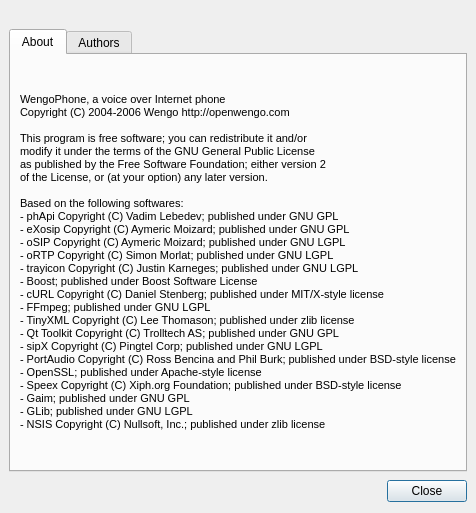
Before: the Qt Designer form wengophone/src/presentation/qt/AboutWindow.ui in tkrotoff/WengoPhone, drawn with Qt 5.
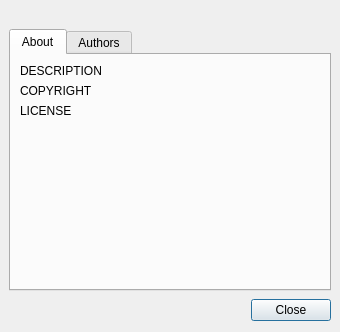
After: the same form once the commit is applied. Icons and pictures are not drawn.

Commit message: Audio conference: crashes 50% of the time WengoPhoneBuildId now contains COPYRIGHT + LICENSE + DESCRIPTION Rework on AboutWindow.ui

Patch:
```diff
--- a/wengophone/src/presentation/qt/AboutWindow.ui
+++ b/wengophone/src/presentation/qt/AboutWindow.ui
@@ -8,8 +8,8 @@
    <rect>
     <x>0</x>
     <y>0</y>
-    <width>464</width>
-    <height>513</height>
+    <width>340</width>
+    <height>332</height>
    </rect>
   </property>
   <property name="windowTitle" >
@@ -35,10 +35,37 @@
        <property name="spacing" >
         <number>6</number>
        </property>
-       <item row="0" column="0" >
+       <item row="3" column="0" >
+        <spacer>
+         <property name="orientation" >
+          <enum>Qt::Vertical</enum>
+         </property>
+         <property name="sizeHint" >
+          <size>
+           <width>20</width>
+           <height>40</height>
+          </size>
+         </property>
+        </spacer>
+       </item>
+       <item row="2" column="0" >
+        <widget class="QLabel" name="licenseLabel" >
+         <property name="text" >
+          <string>LICENSE</string>
+         </property>
+        </widget>
+       </item>
+       <item row="1" column="0" >
         <widget class="QLabel" name="copyrightLabel" >
          <property name="text" >
-          <string>&lt;html>&lt;head>&lt;meta name="qrichtext" content="1" />&lt;/head>&lt;body style=" white-space: pre-wrap; font-family:MS Shell Dlg; font-size:8.25pt; font-weight:400; font-style:normal; text-decoration:none;">&lt;p style=" margin-top:0px; margin-bottom:0px; margin-left:0px; margin-right:0px; -qt-block-indent:0; text-indent:0px; font-size:8pt;">WengoPhone, a&lt;span style=" color:#000000;"> voice over Internet phone&lt;/span>&lt;/p>&lt;p style=" margin-top:0px; margin-bottom:0px; margin-left:0px; margin-right:0px; -qt-block-indent:0; text-indent:0px; font-size:8pt; color:#000000;">Copyright (C) 2004-2006 Wengo http://openwengo.com&lt;/p>&lt;p style="-qt-paragraph-type:empty; margin-top:0px; margin-bottom:0px; margin-left:0px; margin-right:0px; -qt-block-indent:0; text-indent:0px; font-size:8pt; color:#000000;">&lt;/p>&lt;p style=" margin-top:0px; margin-bottom:0px; margin-left:0px; margin-right:0px; -qt-block-indent:0; text-indent:0px; font-size:8pt; color:#000000;">This program is free software; you can redistribute it and/or&lt;/p>&lt;p style=" margin-top:0px; margin-bottom:0px; margin-left:0px; margin-right:0px; -qt-block-indent:0; text-indent:0px; font-size:8pt; color:#000000;">modify it under the terms of the GNU General Public License&lt;/p>&lt;p style=" margin-top:0px; margin-bottom:0px; margin-left:0px; margin-right:0px; -qt-block-indent:0; text-indent:0px; font-size:8pt; color:#000000;">as published by the Free Software Foundation; either version 2&lt;/p>&lt;p style=" margin-top:0px; margin-bottom:0px; margin-left:0px; margin-right:0px; -qt-block-indent:0; text-indent:0px; font-size:8pt; color:#000000;">of the License, or (at your option) any later version.&lt;/p>&lt;p style="-qt-paragraph-type:empty; margin-top:0px; margin-bottom:0px; margin-left:0px; margin-right:0px; -qt-block-indent:0; text-indent:0px; font-size:8pt; color:#000000;">&lt;/p>&lt;p style=" margin-top:0px; margin-bottom:0px; margin-left:0px; margin-right:0px; -qt-block-indent:0; text-indent:0px; font-size:8pt; color:#000000;">Based on the following softwares:&lt;/p>&lt;p style=" margin-top:0px; margin-bottom:0px; margin-left:0px; margin-right:0px; -qt-block-indent:0; text-indent:0px; font-size:8pt;">- phApi Copyright (C) Vadim Lebedev; published under GNU GPL&lt;/p>&lt;p style=" margin-top:0px; margin-bottom:0px; margin-left:0px; margin-right:0px; -qt-block-indent:0; text-indent:0px; font-size:8pt;">- eXosip Copyright (C) Aymeric Moizard; published under GNU GPL&lt;/p>&lt;p style=" margin-top:0px; margin-bottom:0px; margin-left:0px; margin-right:0px; -qt-block-indent:0; text-indent:0px; font-size:8pt;">- oSIP Copyright (C) Aymeric Moizard; published under GNU LGPL&lt;/p>&lt;p style=" margin-top:0px; margin-bottom:0px; margin-left:0px; margin-right:0px; -qt-block-indent:0; text-indent:0px; font-size:8pt;">- oRTP Copyright (C) Simon Morlat; published under GNU LGPL&lt;/p>&lt;p style=" margin-top:0px; margin-bottom:0px; margin-left:0px; margin-right:0px; -qt-block-indent:0; text-indent:0px; font-size:8pt;">- trayicon Copyright (C) Justin Karneges; published under GNU LGPL&lt;/p>&lt;p style=" margin-top:0px; margin-bottom:0px; margin-left:0px; margin-right:0px; -qt-block-indent:0; text-indent:0px; font-size:8pt;">- Boost; published under Boost Software License&lt;/p>&lt;p style=" margin-top:0px; margin-bottom:0px; margin-left:0px; margin-right:0px; -qt-block-indent:0; text-indent:0px; font-size:8pt;">- cURL Copyright (C) Daniel Stenberg; published under MIT/X-style license&lt;/p>&lt;p style=" margin-top:0px; margin-bottom:0px; margin-left:0px; margin-right:0px; -qt-block-indent:0; text-indent:0px; font-size:8pt;">- FFmpeg; published under GNU LGPL&lt;/p>&lt;p style=" margin-top:0px; margin-bottom:0px; margin-left:0px; margin-right:0px; -qt-block-indent:0; text-indent:0px; font-size:8pt;">- TinyXML Copyright (C) Lee Thomason; published under zlib license&lt;/p>&lt;p style=" margin-top:0px; margin-bottom:0px; margin-left:0px; margin-right:0px; -qt-block-indent:0; text-indent:0px; font-size:8pt;">- Qt Toolkit Copyright (C) Trolltech AS; published under GNU GPL&lt;/p>&lt;p style=" margin-top:0px; margin-bottom:0px; margin-left:0px; margin-right:0px; -qt-block-indent:0; text-indent:0px; font-size:8pt;">- sipX Copyright (C) Pingtel Corp; published under GNU LGPL&lt;/p>&lt;p style=" margin-top:0px; margin-bottom:0px; margin-left:0px; margin-right:0px; -qt-block-indent:0; text-indent:0px; font-size:8pt;">- PortAudio Copyright (C) Ross Bencina and Phil Burk; published under BSD-style license&lt;/p>&lt;p style=" margin-top:0px; margin-bottom:0px; margin-left:0px; margin-right:0px; -qt-block-indent:0; text-indent:0px; font-size:8pt;">- OpenSSL; published under Apache-style license&lt;/p>&lt;p style=" margin-top:0px; margin-bottom:0px; margin-left:0px; margin-right:0px; -qt-block-indent:0; text-indent:0px; font-size:8pt;">- Speex Copyright (C) Xiph.org Foundation; published under BSD-style license&lt;/p>&lt;p style=" margin-top:0px; margin-bottom:0px; margin-left:0px; margin-right:0px; -qt-block-indent:0; text-indent:0px; font-size:8pt;">- Gaim; published under GNU GPL&lt;/p>&lt;p style=" margin-top:0px; margin-bottom:0px; margin-left:0px; margin-right:0px; -qt-block-indent:0; text-indent:0px; font-size:8pt;">- GLib; published under GNU LGPL&lt;/p>&lt;p style=" margin-top:0px; margin-bottom:0px; margin-left:0px; margin-right:0px; -qt-block-indent:0; text-indent:0px; font-size:8pt;">- NSIS Copyright (C) Nullsoft, Inc.; published under zlib license&lt;/p>&lt;/body>&lt;/html></string>
+          <string>COPYRIGHT</string>
+         </property>
+        </widget>
+       </item>
+       <item row="0" column="0" >
+        <widget class="QLabel" name="descriptionLabel" >
+         <property name="text" >
+          <string>DESCRIPTION</string>
          </property>
         </widget>
        </item>
```
Left out of the diff: 4 changed lines with no effect on the pictures. The commit also changes 8 other files.
